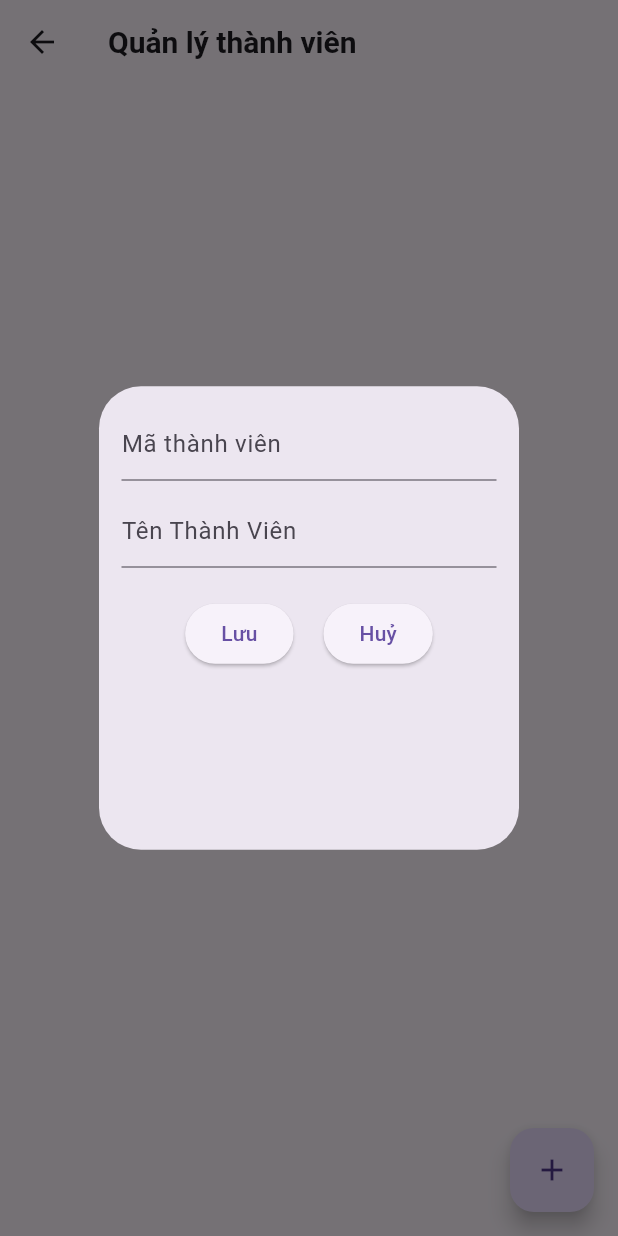
After one commit to kieuvietthang/book_manages, a Flutter app: the ManageBookCategoriesScreen screen opened directly, after a tap on the "add" icon, on a phone screen of 412 x 824 dp. The commit adds this screen. Run offline on Flutter 3.47's test engine with Material 2 defaults, Android fonts, the phone set to English and light mode, and no system bars; our stand-ins replace get, sqflite; accounts and stored records are empty.

Commit message:
fix code

```diff
--- /dev/null
+++ b/lib/src/views/manage_book_categories_screen/manage_book_categories_screen.dart
@@ -0,0 +1,201 @@
+import 'package:demo/src/sql/sql_helper.dart';
+import 'package:flutter/material.dart';
+
+class ManageBookCategoriesScreen extends StatefulWidget {
+  const ManageBookCategoriesScreen({super.key});
+
+  @override
+  State<ManageBookCategoriesScreen> createState() => _ManageBookCategoriesScreenState();
+}
+
+class _ManageBookCategoriesScreenState extends State<ManageBookCategoriesScreen> {
+
+  List<Map<String, dynamic>> _journals = [];
+
+  bool _isLoading = true;
+
+  void _refreshJournals() async {
+    final data = await SQLHelper.getManagesBook();
+    setState(() {
+      _journals = data;
+      _isLoading = false;
+    });
+  }
+
+  @override
+  void initState() {
+    super.initState();
+    _refreshJournals();
+  }
+
+  final TextEditingController _maLoaiSachController = TextEditingController();
+  final TextEditingController _tenLoaiSachController = TextEditingController();
+
+  void _showForm(int? id) async {
+    if (id != null) {
+      final existingJournal =
+      _journals.firstWhere((element) => element['id'] == id);
+      _maLoaiSachController.text = existingJournal['maLoaiSach'];
+      _tenLoaiSachController.text = existingJournal['tenLoaiSach'];
+    }
+
+    showDialog<void>(
+      context: context,
+      builder: (BuildContext context) {
+        return AlertDialog(
+          contentPadding: EdgeInsets.zero,
+          content: SingleChildScrollView(
+              child: Container(
+                padding: EdgeInsets.only(
+                  top: 15,
+                  left: 15,
+                  right: 15,
+                  bottom: MediaQuery.of(context).viewInsets.bottom + 120,
+                ),
+                child: Column(
+                  mainAxisSize: MainAxisSize.min,
+                  crossAxisAlignment: CrossAxisAlignment.end,
+                  children: [
+                    TextField(
+                      controller: _maLoaiSachController,
+                      decoration: const InputDecoration(hintText: 'Mã thành viên'),
+                    ),
+                    const SizedBox(
+                      height: 10,
+                    ),
+                    TextField(
+                      controller: _tenLoaiSachController,
+                      decoration: const InputDecoration(hintText: 'Tên Thành Viên'),
+                    ),
+                    const SizedBox(
+                      height: 20,
+                    ),
+                    Row(
+                      mainAxisAlignment: MainAxisAlignment.center,
+                      children: [
+                        ElevatedButton(
+                          onPressed: () async {
+                            if (id == null) {
+                              await _addItem();
+                            }
+                            if (id != null) {
+                              await _updateItem(id);
+                            }
+                            _maLoaiSachController.text = '';
+                            _tenLoaiSachController.text = '';
+
+                            Navigator.of(context).pop();
+                          },
+                          child: Text(id == null ? 'Lưu' : 'Sửa'),
+                        ),
+                        SizedBox(
+                          width: 20,
+                        ),
+                        ElevatedButton(
+                          onPressed: () async {
+                            Navigator.of(context).pop();
+                          },
+                          child: Text('Huỷ'),
+                        ),
+                      ],
+                    )
+                  ],
+                ),
+              )),
+        );
+      },
+    );
+  }
+
+  Future<void> _addItem() async {
+    await SQLHelper.createManageBook(_maLoaiSachController.text, _tenLoaiSachController.text);
+    _refreshJournals();
+  }
+
+  Future<void> _updateItem(int id) async {
+    await SQLHelper.updateManageBook(id, _maLoaiSachController.text,
+        _tenLoaiSachController.text);
+    _refreshJournals();
+  }
+
+  void _deleteItem(int id) async {
+    await SQLHelper.deleteManageBook(id);
+    ScaffoldMessenger.of(context).showSnackBar(const SnackBar(
+      content: Text('Successfully deleted a journal!'),
+    ));
+    _refreshJournals();
+  }
+  @override
+  Widget build(BuildContext context) {
+    return Scaffold(
+      appBar: AppBar(
+        title: const Text('Quản lý thành viên',style: TextStyle(fontSize: 20,fontWeight: FontWeight.bold),),
+      ),
+      body: _isLoading
+          ? const Center(
+        child: CircularProgressIndicator(),
+      )
+          : ListView.builder(
+        itemCount: _journals.length,
+        itemBuilder: (context, index) => Card(
+            color: Colors.orange[200],
+            margin: const EdgeInsets.all(15),
+            child: Container(
+              height: 80,
+              width: double.infinity,
+              child: Stack(
+                children: [
+                  Padding(
+                    padding: EdgeInsets.only(left: 10),
+                    child: Column(
+                      mainAxisAlignment: MainAxisAlignment.start,
+                      crossAxisAlignment: CrossAxisAlignment.start,
+                      children: [
+                        Text(
+                          '${_journals[index]['maLoaiSach']}',
+                          style: const TextStyle(
+                              fontWeight: FontWeight.w500),
+                        ),
+                        Text(
+                          '${_journals[index]['tenLoaiSach']}',
+                          style: const TextStyle(
+                              fontWeight: FontWeight.w500),
+                        ),
+                      ],
+                    ),
+                  ),
+                  Positioned(
+                    right: 10,
+                    top: 0,
+                    bottom: 0,
+                    child: Row(
+                      children: [
+                        InkWell(
+                          onTap: () {
+                            _showForm(_journals[index]['id']);
+                          },
+                          child: const Icon(Icons.edit),
+                        ),
+                        const SizedBox(
+                          width: 10,
+                        ),
+                        InkWell(
+                          onTap: () {
+                            _deleteItem(_journals[index]['id']);
+                          },
+                          child: const Icon(Icons.delete),
+                        ),
+                      ],
+                    ),
+                  ),
+                ],
+              ),
+            )),
+      ),
+      floatingActionButton: FloatingActionButton(
+        child: const Icon(Icons.add),
+        onPressed: () => _showForm(null),
+      ),
+    );
+  }
+}
```
Also changed, not shown: lib/src/sql/sql_helper.dart (+58 -0 lines), lib/src/views/home_screen/home_screen.dart (+7 -1 lines).
